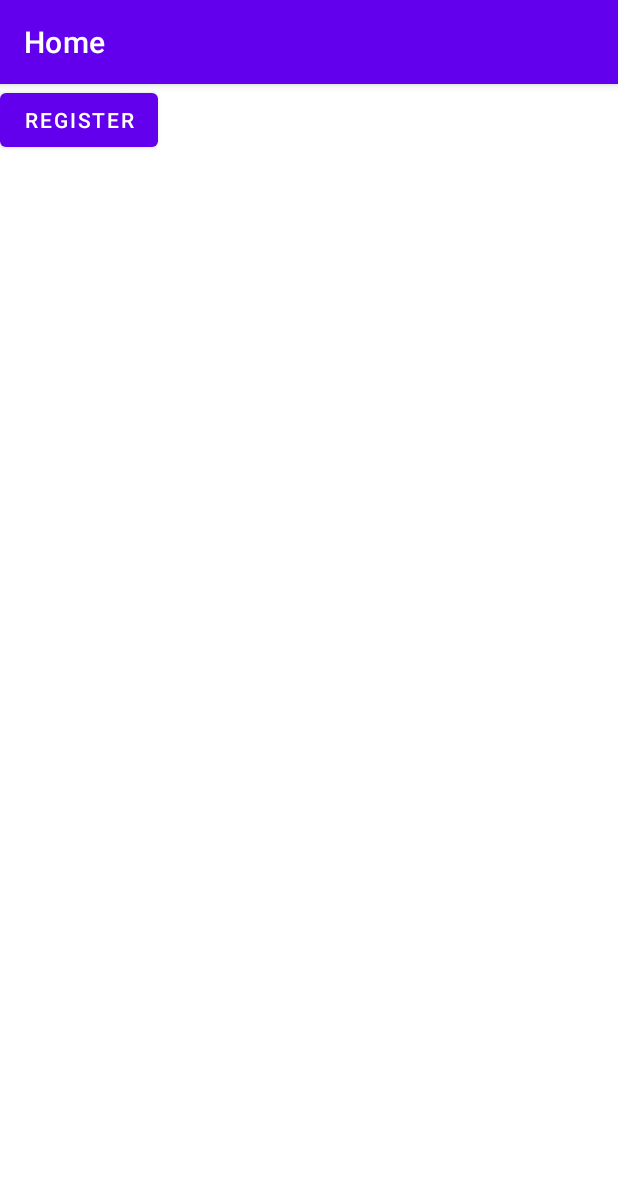
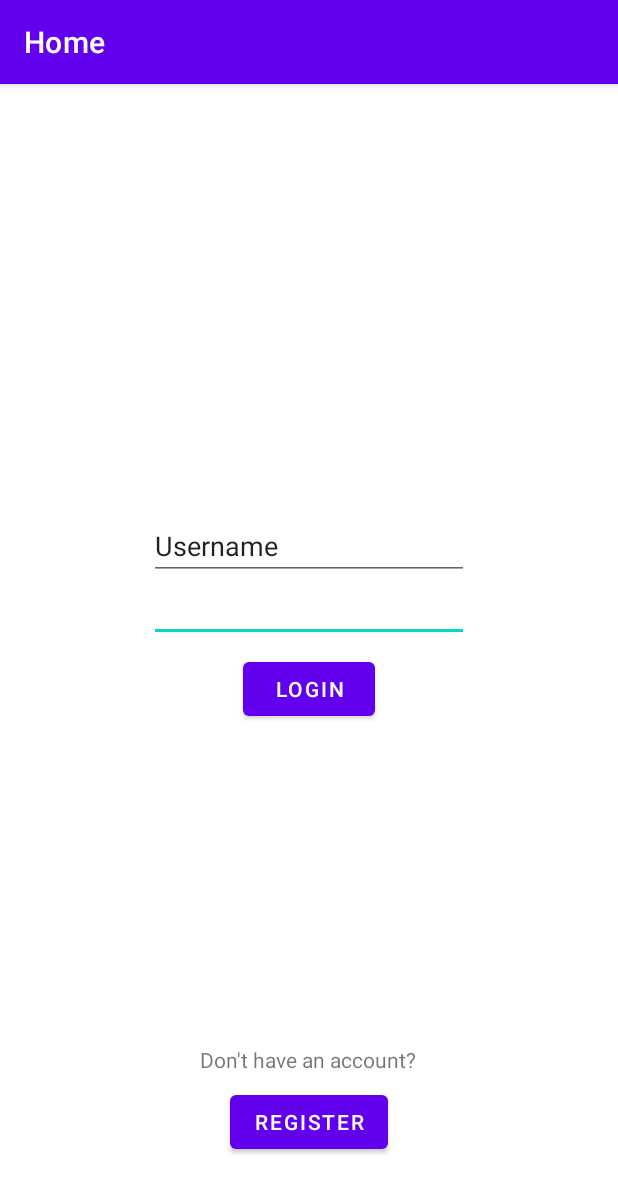
Before and after one commit to SniperSlayerss/SCRAPS, an Android app: the screen it shows after launch (RegistrationActivity before the commit, LoginActivity after it), on a phone screen of 412 x 824 dp. Shown: the top 1193 px of the screen. Run offline under Robolectric (Android 15) with nearby library versions, the phone set to English and light mode, and no system bars; our stand-ins replace Firebase (no records; nobody signed in at launch, a user with empty details on screens opened directly).

Commit message:
Set login page to home page. Register integration from login page

```diff
--- a/app/src/main/AndroidManifest.xml
+++ b/app/src/main/AndroidManifest.xml
@@ -16,10 +16,10 @@
             android:name=".FoodInputActivity"
             android:exported="false" />
         <activity
-            android:name=".LoginActivity"
+            android:name=".RegistrationActivity"
             android:exported="false" />
         <activity
-            android:name=".RegistrationActivity"
+            android:name=".LoginActivity"
             android:exported="true"
             android:label="@string/title_activity_home"
             android:theme="@style/Theme.SCRAPS">
@@ -30,7 +30,7 @@
         </activity>/>
         <activity
             android:name=".HomeActivity"
-            android:exported="true" />
+            android:exported="false" />
         <activity
             android:name=".FoodDatabaseScreenActivity"
             android:exported="false" />
--- a/app/src/main/java/com/example/scraps/RegistrationActivity.java
+++ b/app/src/main/java/com/example/scraps/RegistrationActivity.java
@@ -25,7 +25,7 @@ public class RegistrationActivity extends AppCompatActivity {
             @Override
             public void onClick(View view) {
                 // Example usage
-                registration.createHousehold("Jack", "jack123@gmail.com", "urmom");
+                //registration.registerUserAndCreateHousehold("Jack", "jack123@gmail.com", "urmom",);
             }
         });
     }
--- a/app/src/main/res/layout/activity_login.xml
+++ b/app/src/main/res/layout/activity_login.xml
@@ -14,8 +14,11 @@
         android:layout_height="wrap_content"
         android:ems="10"
         android:inputType="textPassword"
-        tools:layout_editor_absoluteX="100dp"
-        tools:layout_editor_absoluteY="341dp" />
+        app:layout_constraintBottom_toBottomOf="parent"
+        app:layout_constraintEnd_toEndOf="parent"
+        app:layout_constraintStart_toStartOf="parent"
+        app:layout_constraintTop_toTopOf="parent"
+        app:layout_constraintVertical_bias="0.452" />
 
     <EditText
         android:id="@+id/username"
@@ -24,15 +27,44 @@
         android:ems="10"
         android:inputType="text"
         android:text="Username"
-        tools:layout_editor_absoluteX="100dp"
-        tools:layout_editor_absoluteY="286dp" />
+        app:layout_constraintBottom_toBottomOf="parent"
+        app:layout_constraintEnd_toEndOf="parent"
+        app:layout_constraintStart_toStartOf="parent"
+        app:layout_constraintTop_toTopOf="parent"
+        app:layout_constraintVertical_bias="0.395" />
 
     <Button
         android:id="@+id/login_button"
         android:layout_width="wrap_content"
         android:layout_height="wrap_content"
+        android:onClick="openHomeScreenActivity"
         android:text="Login"
-        tools:layout_editor_absoluteX="157dp"
-        tools:layout_editor_absoluteY="397dp" />
+        app:layout_constraintBottom_toBottomOf="parent"
+        app:layout_constraintEnd_toEndOf="parent"
+        app:layout_constraintStart_toStartOf="parent"
+        app:layout_constraintTop_toTopOf="parent"
+        app:layout_constraintVertical_bias="0.527" />
+
+    <Button
+        android:id="@+id/register_button"
+        android:layout_width="wrap_content"
+        android:layout_height="wrap_content"
+        android:layout_marginBottom="52dp"
+        android:onClick="openRegisterScreenActivity"
+        android:text="Register"
+        app:layout_constraintBottom_toBottomOf="parent"
+        app:layout_constraintEnd_toEndOf="parent"
+        app:layout_constraintStart_toStartOf="parent" />
+
+    <TextView
+        android:id="@+id/textView3"
+        android:layout_width="wrap_content"
+        android:layout_height="wrap_content"
+        android:layout_marginBottom="108dp"
+        android:text="Don't have an account?"
+        app:layout_constraintBottom_toBottomOf="parent"
+        app:layout_constraintEnd_toEndOf="parent"
+        app:layout_constraintHorizontal_bias="0.498"
+        app:layout_constraintStart_toStartOf="parent" />
 
 </androidx.constraintlayout.widget.ConstraintLayout>
--- a/app/src/main/res/layout/activity_registration.xml
+++ b/app/src/main/res/layout/activity_registration.xml
@@ -11,6 +11,10 @@
         android:layout_width="wrap_content"
         android:layout_height="wrap_content"
         android:text="Register"
-        tools:layout_editor_absoluteX="155dp"
-        tools:layout_editor_absoluteY="341dp" />
+        app:layout_constraintBottom_toBottomOf="parent"
+        app:layout_constraintEnd_toEndOf="parent"
+        app:layout_constraintStart_toStartOf="parent"
+        app:layout_constraintTop_toTopOf="parent"
+        app:layout_constraintVertical_bias="0.499" />
+
 </androidx.constraintlayout.widget.ConstraintLayout>
```
Also changed, not shown: app/src/main/java/com/example/scraps/LoginActivity.java (+12 -1 lines), app/src/main/res/layout/activity_home.xml (+7 -6 lines).
